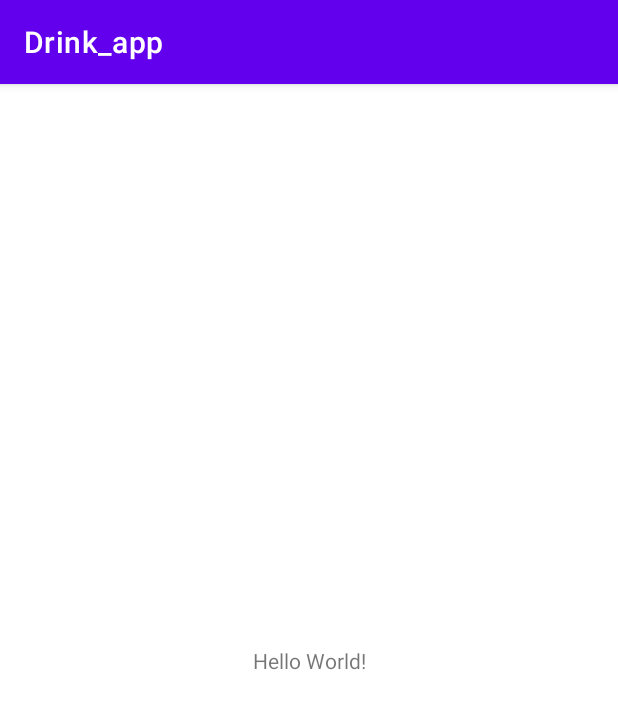
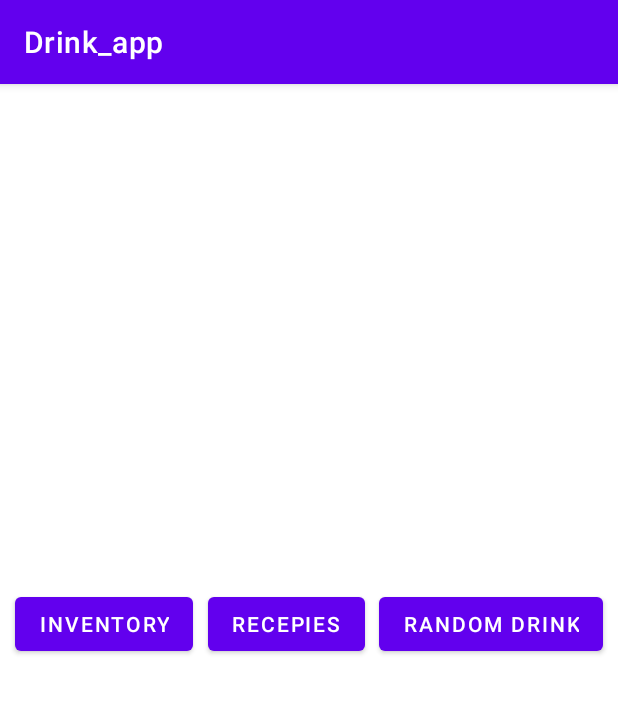
Before and after one commit to Fjedern/Drink_app, an Android app: the screen it shows after launch (MainActivity), on a phone screen of 412 x 824 dp. Shown: the top 709 px of the screen. Run offline under Robolectric (Android 15) with nearby library versions, the phone set to English and light mode, and no system bars.

Commit message:
New files

```diff
--- /dev/null
+++ b/Drink_appAndroid/app/src/main/java/com/example/drink_app/Ingredient.kt
@@ -0,0 +1,4 @@
+package com.example.drink_app
+
+class Ingredient {
+}
--- /dev/null
+++ b/Drink_appAndroid/app/src/main/java/com/example/drink_app/ListAdaptor.kt
@@ -0,0 +1,4 @@
+package com.example.drink_app
+
+class ListAdaptor {
+}
--- a/Drink_appAndroid/app/src/main/res/layout/activity_main.xml
+++ b/Drink_appAndroid/app/src/main/res/layout/activity_main.xml
@@ -6,13 +6,41 @@
     android:layout_height="match_parent"
     tools:context=".MainActivity">
 
-    <TextView
+    <androidx.constraintlayout.widget.Guideline
+        android:id="@+id/guideline2"
         android:layout_width="wrap_content"
         android:layout_height="wrap_content"
-        android:text="Hello World!"
-        app:layout_constraintBottom_toBottomOf="parent"
-        app:layout_constraintLeft_toLeftOf="parent"
-        app:layout_constraintRight_toRightOf="parent"
-        app:layout_constraintTop_toTopOf="parent" />
+        android:orientation="horizontal"
+        app:layout_constraintGuide_percent="0.5" />
+
+    <Button
+        android:id="@+id/button3"
+        android:layout_width="wrap_content"
+        android:layout_height="wrap_content"
+        android:text="Inventory"
+        app:layout_constraintBottom_toTopOf="@+id/guideline2"
+        app:layout_constraintEnd_toStartOf="@+id/button4"
+        app:layout_constraintHorizontal_bias="0.5"
+        app:layout_constraintStart_toStartOf="parent" />
+
+    <Button
+        android:id="@+id/button4"
+        android:layout_width="wrap_content"
+        android:layout_height="wrap_content"
+        android:text="Recepies"
+        app:layout_constraintBottom_toTopOf="@+id/guideline2"
+        app:layout_constraintEnd_toStartOf="@+id/button5"
+        app:layout_constraintHorizontal_bias="0.5"
+        app:layout_constraintStart_toEndOf="@+id/button3" />
+
+    <Button
+        android:id="@+id/button5"
+        android:layout_width="wrap_content"
+        android:layout_height="wrap_content"
+        android:text="Random drink"
+        app:layout_constraintBottom_toTopOf="@+id/guideline2"
+        app:layout_constraintEnd_toEndOf="parent"
+        app:layout_constraintHorizontal_bias="0.5"
+        app:layout_constraintStart_toEndOf="@+id/button4" />
 
 </androidx.constraintlayout.widget.ConstraintLayout>
--- /dev/null
+++ b/Drink_appAndroid/app/src/main/res/layout/drinks_layout.xml
@@ -0,0 +1,6 @@
+<?xml version="1.0" encoding="utf-8"?>
+<androidx.constraintlayout.widget.ConstraintLayout xmlns:android="http://schemas.android.com/apk/res/android"
+    android:layout_width="match_parent"
+    android:layout_height="match_parent">
+
+</androidx.constraintlayout.widget.ConstraintLayout>
--- /dev/null
+++ b/Drink_appAndroid/app/src/main/res/layout/inventory_recycler_list.xml
@@ -0,0 +1,6 @@
+<?xml version="1.0" encoding="utf-8"?>
+<androidx.constraintlayout.widget.ConstraintLayout xmlns:android="http://schemas.android.com/apk/res/android"
+    android:layout_width="match_parent"
+    android:layout_height="match_parent">
+
+</androidx.constraintlayout.widget.ConstraintLayout>
```
Also changed, not shown: Drink_appAndroid/app/src/main/res/layout/inventory_layout.xml (added, +83 -0 lines).
